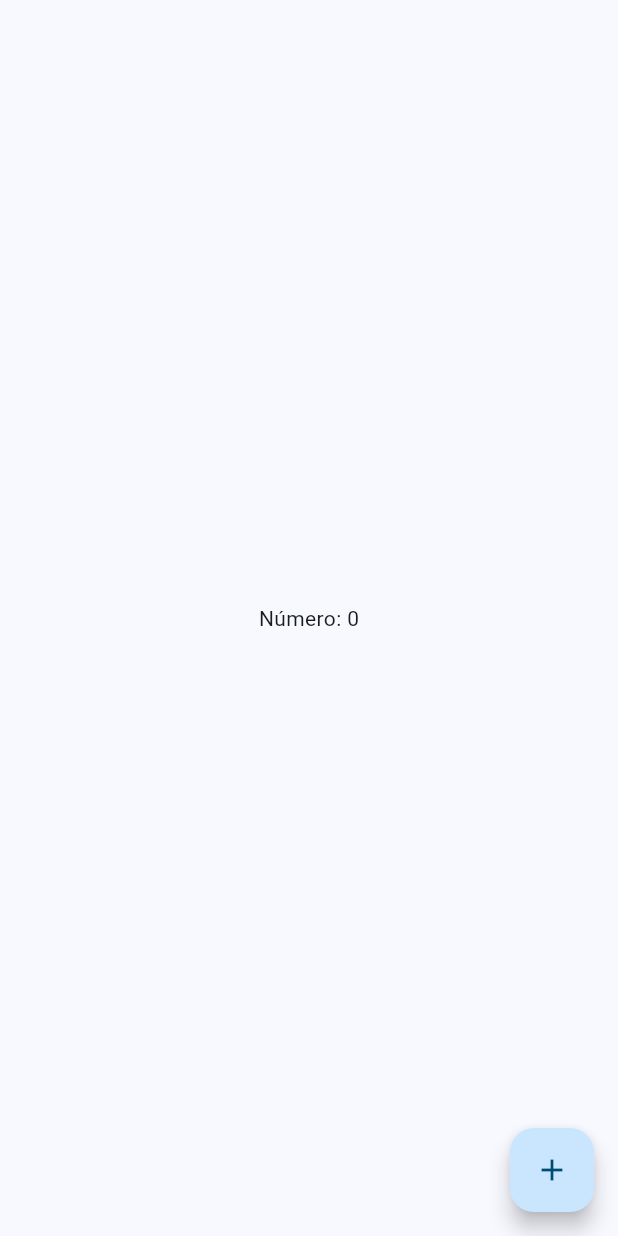
After one commit to EfigenioGuerra/appContaBancariaFLUTTER, a Flutter app: the screen it shows after launch, on a phone screen of 412 x 824 dp. The commit adds this screen. Run offline on Flutter 3.47's test engine with Material 3 defaults, Android fonts, the phone set to English and light mode, and no system bars.

Commit message:
aula dia 09/09

```diff
--- /dev/null
+++ b/lib/count.dart
@@ -0,0 +1,30 @@
+import 'package:flutter/material.dart';
+
+class Count extends StatefulWidget {
+  const Count({super.key});
+
+  @override
+  State<Count> createState() => _CountState();
+}
+
+class _CountState extends State<Count> {
+
+  var countNumber = 0;
+
+  @override
+  Widget build(BuildContext context) {
+    return Scaffold(
+      body: Center(
+        child: Text("Número: $countNumber"),
+      ),
+      floatingActionButton: FloatingActionButton(
+        child: const Icon(Icons.add),
+        onPressed: () {
+          setState(() {
+            countNumber++;
+          });
+        }),
+    );
+  }
+
+}
--- a/lib/home.dart
+++ b/lib/home.dart
@@ -1,3 +1,4 @@
+import 'package:appcontabancaria/count.dart';
 import 'package:appcontabancaria/views/statement.dart';
 import 'package:flutter/material.dart';
 
@@ -14,7 +15,7 @@ class Home extends StatelessWidget {
           seedColor: Colors.lightBlue,
         )
       ),
-      home: const Statement(),
+      home: const Count(),
     );
   }
 }
```
Also changed, not shown: 1 other file.
